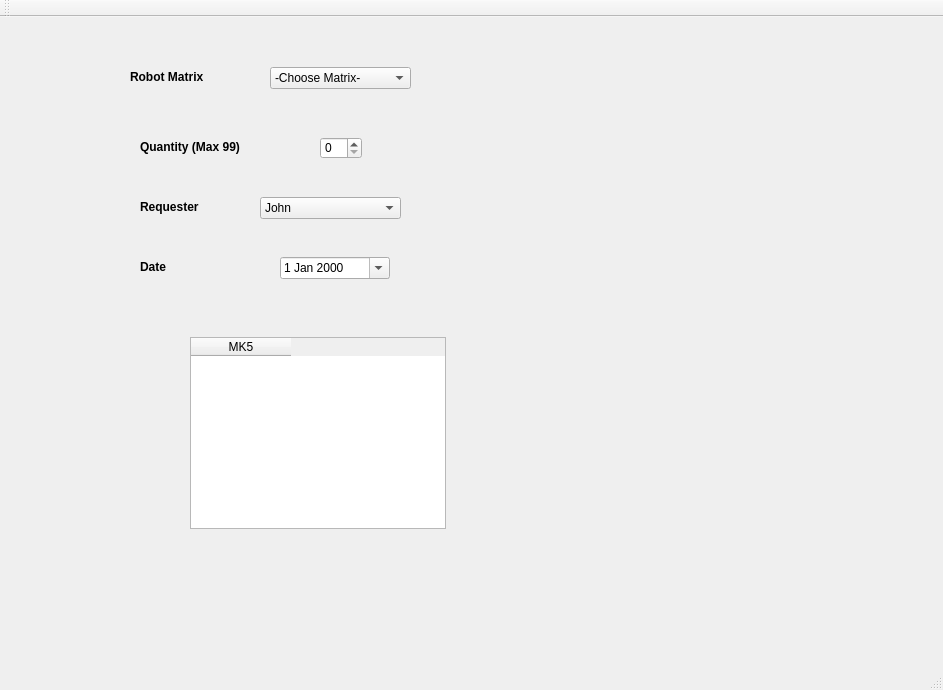
The window that mainwindow.ui (TwIntern24/MockDesign) describes before a commit, drawn with Qt 5.
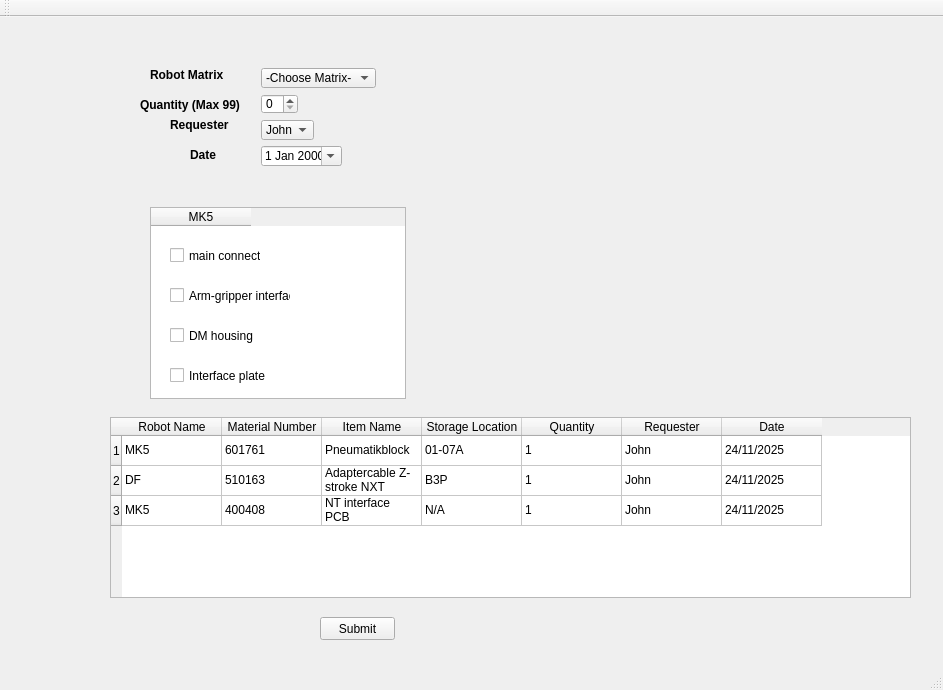
The same window after the commit.

Commit message: mock design

Diff of the .ui file:
```diff
--- a/mainwindow.ui
+++ b/mainwindow.ui
@@ -17,10 +17,10 @@
    <widget class="QComboBox" name="comboBox">
     <property name="geometry">
      <rect>
-      <x>270</x>
-      <y>50</y>
-      <width>141</width>
-      <height>22</height>
+      <x>261</x>
+      <y>51</y>
+      <width>115</width>
+      <height>20</height>
      </rect>
     </property>
     <item>
@@ -42,10 +42,10 @@
    <widget class="QLabel" name="label">
     <property name="geometry">
      <rect>
-      <x>130</x>
+      <x>150</x>
       <y>50</y>
-      <width>101</width>
-      <height>20</height>
+      <width>74</width>
+      <height>16</height>
      </rect>
     </property>
     <property name="font">
@@ -61,10 +61,10 @@
    <widget class="QSpinBox" name="spinBox">
     <property name="geometry">
      <rect>
-      <x>320</x>
-      <y>120</y>
-      <width>42</width>
-      <height>22</height>
+      <x>261</x>
+      <y>77</y>
+      <width>37</width>
+      <height>20</height>
      </rect>
     </property>
    </widget>
@@ -72,9 +72,9 @@
     <property name="geometry">
      <rect>
       <x>140</x>
-      <y>120</y>
-      <width>101</width>
-      <height>20</height>
+      <y>80</y>
+      <width>103</width>
+      <height>16</height>
      </rect>
     </property>
     <property name="font">
@@ -90,10 +90,10 @@
    <widget class="QLabel" name="label_3">
     <property name="geometry">
      <rect>
-      <x>140</x>
-      <y>180</y>
-      <width>101</width>
-      <height>20</height>
+      <x>170</x>
+      <y>100</y>
+      <width>59</width>
+      <height>16</height>
      </rect>
     </property>
     <property name="font">
@@ -109,10 +109,10 @@
    <widget class="QComboBox" name="comboBox_2">
     <property name="geometry">
      <rect>
-      <x>260</x>
-      <y>180</y>
-      <width>141</width>
-      <height>22</height>
+      <x>261</x>
+      <y>103</y>
+      <width>53</width>
+      <height>20</height>
      </rect>
     </property>
     <item>
@@ -134,10 +134,10 @@
    <widget class="QDateEdit" name="dateEdit">
     <property name="geometry">
      <rect>
-      <x>280</x>
-      <y>240</y>
-      <width>110</width>
-      <height>22</height>
+      <x>261</x>
+      <y>129</y>
+      <width>81</width>
+      <height>20</height>
      </rect>
     </property>
     <property name="calendarPopup">
@@ -147,10 +147,10 @@
    <widget class="QLabel" name="label_4">
     <property name="geometry">
      <rect>
-      <x>140</x>
-      <y>240</y>
-      <width>101</width>
-      <height>20</height>
+      <x>190</x>
+      <y>130</y>
+      <width>27</width>
+      <height>16</height>
      </rect>
     </property>
     <property name="font">
@@ -166,8 +166,8 @@
    <widget class="QTableWidget" name="tableWidget">
     <property name="geometry">
      <rect>
-      <x>190</x>
-      <y>320</y>
+      <x>150</x>
+      <y>190</y>
       <width>256</width>
       <height>192</height>
      </rect>
@@ -178,6 +178,236 @@
      </property>
     </column>
    </widget>
+   <widget class="QCheckBox" name="checkBox">
+    <property name="geometry">
+     <rect>
+      <x>170</x>
+      <y>230</y>
+      <width>91</width>
+      <height>17</height>
+     </rect>
+    </property>
+    <property name="text">
+     <string>main connector</string>
+    </property>
+   </widget>
+   <widget class="QCheckBox" name="checkBox_2">
+    <property name="geometry">
+     <rect>
+      <x>170</x>
+      <y>270</y>
+      <width>121</width>
+      <height>17</height>
+     </rect>
+    </property>
+    <property name="text">
+     <string>Arm-gripper interface </string>
+    </property>
+   </widget>
+   <widget class="QCheckBox" name="checkBox_3">
+    <property name="geometry">
+     <rect>
+      <x>170</x>
+      <y>310</y>
+      <width>91</width>
+      <height>17</height>
+     </rect>
+    </property>
+    <property name="text">
+     <string>DM housing</string>
+    </property>
+   </widget>
+   <widget class="QCheckBox" name="checkBox_4">
+    <property name="geometry">
+     <rect>
+      <x>170</x>
+      <y>350</y>
+      <width>111</width>
+      <height>17</height>
+     </rect>
+    </property>
+    <property name="text">
+     <string>Interface plate</string>
+    </property>
+   </widget>
+   <widget class="QTableWidget" name="tableWidget_2">
+    <property name="geometry">
+     <rect>
+      <x>110</x>
+      <y>400</y>
+      <width>801</width>
+      <height>181</height>
+     </rect>
+    </property>
+    <row>
+     <property name="text">
+      <string>1</string>
+     </property>
+    </row>
+    <row>
+     <property name="text">
+      <string>2</string>
+     </property>
+    </row>
+    <row>
+     <property name="text">
+      <string>3</string>
+     </property>
+    </row>
+    <column>
+     <property name="text">
+      <string>Robot Name</string>
+     </property>
+    </column>
+    <column>
+     <property name="text">
+      <string>Material Number</string>
+     </property>
+    </column>
+    <column>
+     <property name="text">
+      <string>Item Name</string>
+     </property>
+    </column>
+    <column>
+     <property name="text">
+      <string>Storage Location</string>
+     </property>
+    </column>
+    <column>
+     <property name="text">
+      <string>Quantity</string>
+     </property>
+    </column>
+    <column>
+     <property name="text">
+      <string>Requester</string>
+     </property>
+    </column>
+    <column>
+     <property name="text">
+      <string>Date</string>
+     </property>
+    </column>
+    <item row="0" column="0">
+     <property name="text">
+      <string>MK5</string>
+     </property>
+    </item>
+    <item row="0" column="1">
+     <property name="text">
+      <string>601761</string>
+     </property>
+    </item>
+    <item row="0" column="2">
+     <property name="text">
+      <string>Pneumatikblock</string>
+     </property>
+    </item>
+    <item row="0" column="3">
+     <property name="text">
+      <string>01-07A</string>
+     </property>
+    </item>
+    <item row="0" column="4">
+     <property name="text">
+      <string>1</string>
+     </property>
+    </item>
+    <item row="0" column="5">
+     <property name="text">
+      <string>John</string>
+     </property>
+    </item>
+    <item row="0" column="6">
+     <property name="text">
+      <string>24/11/2025</string>
+     </property>
+    </item>
+    <item row="1" column="0">
+     <property name="text">
+      <string>DF</string>
+     </property>
+    </item>
+    <item row="1" column="1">
+     <property name="text">
+      <string>510163</string>
+     </property>
+    </item>
+    <item row="1" column="2">
+     <property name="text">
+      <string>Adaptercable Z-stroke NXT</string>
+     </property>
+    </item>
+    <item row="1" column="3">
+     <property name="text">
+      <string>B3P</string>
+     </property>
+    </item>
+    <item row="1" column="4">
+     <property name="text">
+      <string>1</string>
+     </property>
+    </item>
+    <item row="1" column="5">
+     <property name="text">
+      <string>John</string>
+     </property>
+    </item>
+    <item row="1" column="6">
+     <property name="text">
+      <string>24/11/2025</string>
+     </property>
+    </item>
+    <item row="2" column="0">
+     <property name="text">
+      <string>MK5</string>
+     </property>
+    </item>
+    <item row="2" column="1">
+     <property name="text">
+      <string>400408</string>
+     </property>
+    </item>
+    <item row="2" column="2">
+     <property name="text">
+      <string>NT interface PCB</string>
+     </property>
+    </item>
+    <item row="2" column="3">
+     <property name="text">
+      <string>N/A</string>
+     </property>
+    </item>
+    <item row="2" column="4">
+     <property name="text">
+      <string>1</string>
+     </property>
+    </item>
+    <item row="2" column="5">
+     <property name="text">
+      <string>John</string>
+     </property>
+    </item>
+    <item row="2" column="6">
+     <property name="text">
+      <string>24/11/2025</string>
+     </property>
+    </item>
+   </widget>
+   <widget class="QPushButton" name="pushButton">
+    <property name="geometry">
+     <rect>
+      <x>320</x>
+      <y>600</y>
+      <width>75</width>
+      <height>23</height>
+     </rect>
+    </property>
+    <property name="text">
+     <string>Submit</string>
+    </property>
+   </widget>
   </widget>
   <widget class="QMenuBar" name="menuBar">
    <property name="geometry">
```
The commit also changes 4 other files.
